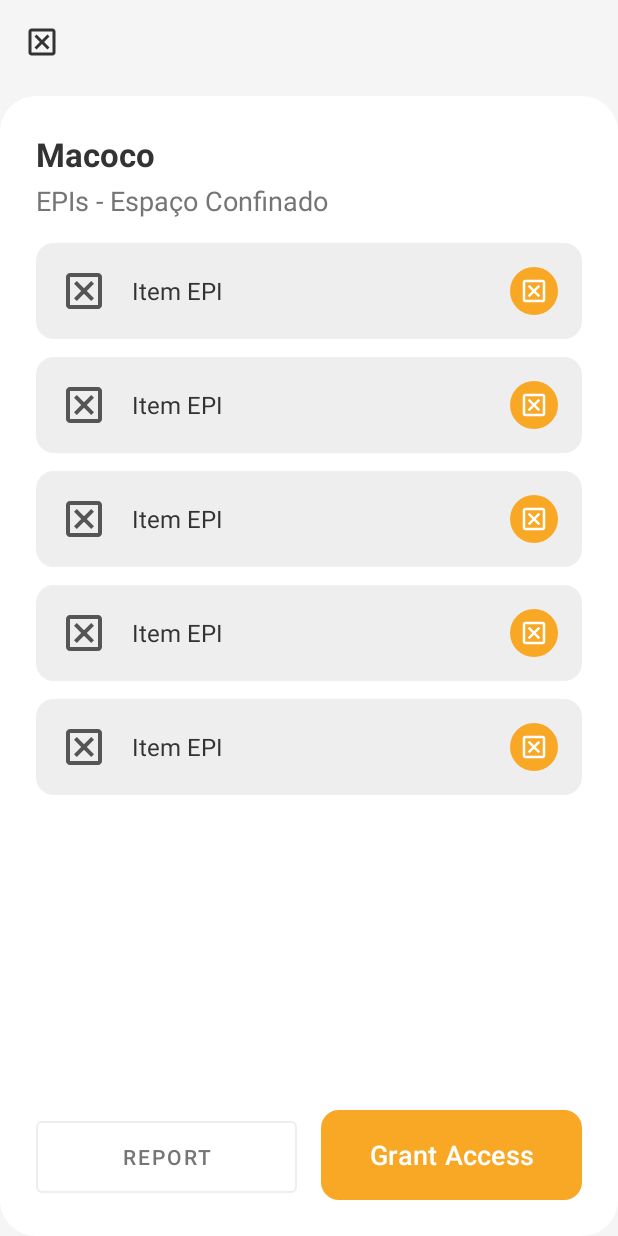
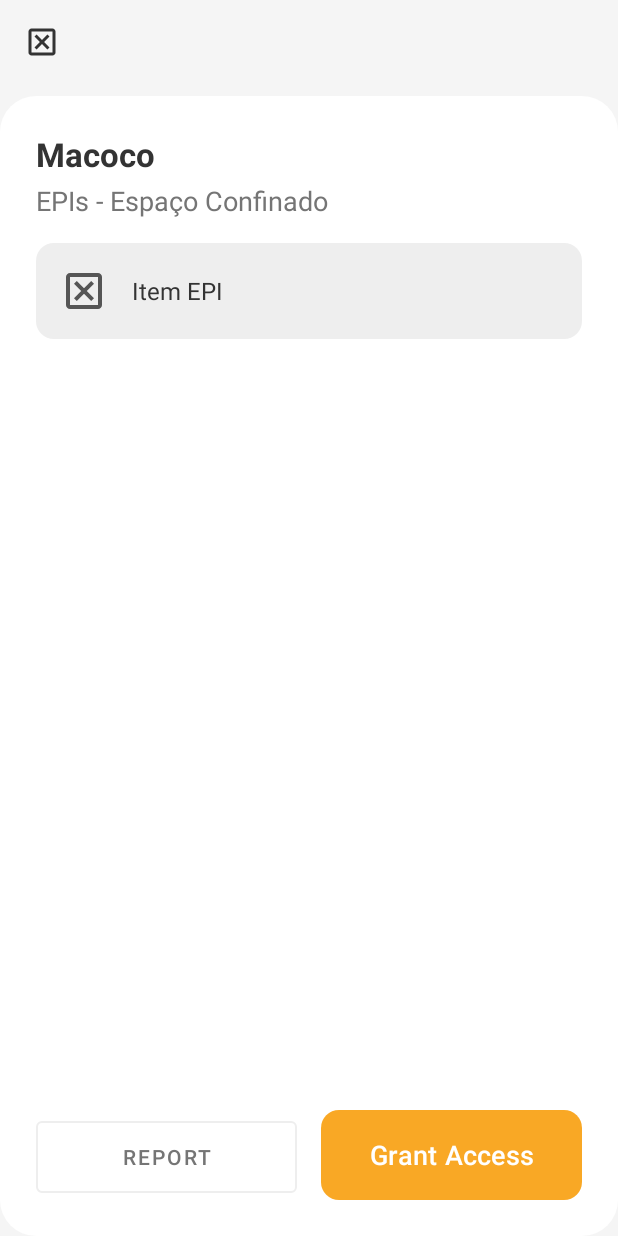
Before and after one commit to LeonCS5/ConfiSafeMobile, an Android app: the layout activity_epi_list.xml on its own in the app's theme, with its tools: preview values and no code run, on a phone screen of 412 x 824 dp. Run offline under Robolectric (Android 15) with nearby library versions, the phone set to English and light mode, and no system bars.

Commit message:
versionamento 2

```diff
--- a/app/src/main/res/layout/activity_epi_list.xml
+++ b/app/src/main/res/layout/activity_epi_list.xml
@@ -57,7 +57,7 @@
             android:layout_height="0dp"
             android:layout_marginTop="16dp"
             android:layout_weight="1"
-            tools:itemCount="5"
+            tools:itemCount="1"
             tools:listitem="@layout/list_item_epi" />
 
         <LinearLayout
--- a/app/src/main/res/layout/activity_welcome.xml
+++ b/app/src/main/res/layout/activity_welcome.xml
@@ -9,8 +9,8 @@
 
     <ImageView
         android:id="@+id/back_arrow"
-        android:layout_width="wrap_content"
-        android:layout_height="wrap_content"
+        android:layout_width="46dp"
+        android:layout_height="46dp"
         android:layout_marginStart="16dp"
         android:layout_marginTop="16dp"
         android:contentDescription="Voltar"
@@ -53,7 +53,7 @@
             android:layout_height="wrap_content"
             android:layout_marginTop="32dp"
             android:layout_marginBottom="16dp"
-            android:text="Selecione a Área de Risco que voçê vai entrar"
+            android:text="Selecione a Área de Risco que você vai entrar"
             android:textColor="@color/text_dark"
             android:textSize="18sp" />
 
--- a/app/src/main/res/layout/list_item_epi.xml
+++ b/app/src/main/res/layout/list_item_epi.xml
@@ -26,13 +26,13 @@
         android:textColor="@color/text_dark"
         android:textSize="16sp"/>
 
-    <ImageView
-        android:id="@+id/epi_check"
-        android:layout_width="32dp"
-        android:layout_height="32dp"
-        android:src="@drawable/ic_epi_placeholder"
-        android:background="@drawable/icon_background_circle"
-        android:padding="6dp"
-        app:tint="@color/white"/>
+<!--    <ImageView-->
+<!--        android:id="@+id/epi_check"-->
+<!--        android:layout_width="32dp"-->
+<!--        android:layout_height="32dp"-->
+<!--        android:src="@drawable/ic_epi_placeholder"-->
+<!--        android:background="@drawable/icon_background_circle"-->
+<!--        android:padding="6dp"-->
+<!--        app:tint="@color/white"/>-->
 
 </LinearLayout>
--- a/gradle/libs.versions.toml
+++ b/gradle/libs.versions.toml
@@ -8,7 +8,8 @@ junitVersion = "1.2.1"
 espressoCore = "3.6.1"
 appcompat = "1.7.1"
 material = "1.13.0"
-activity = "1.11.0"
+#activity = "1.11.0"
+activity = "1.6.1"
 constraintlayout = "2.2.1"
 
 [libraries]
```
